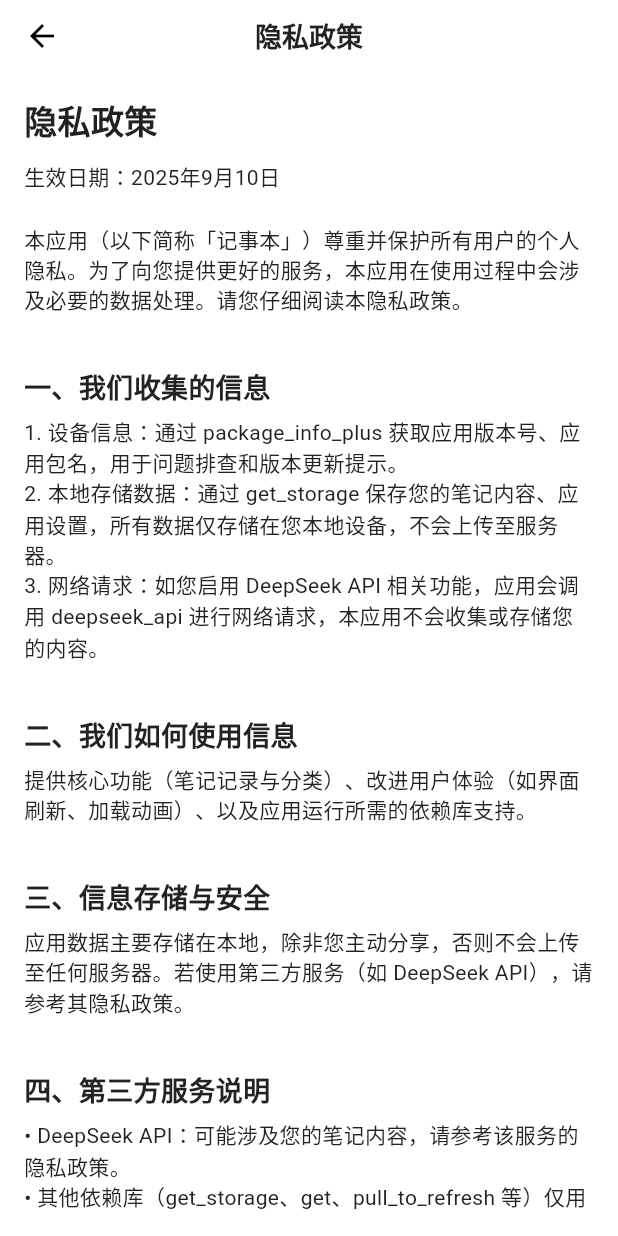
After one commit to Massterxvming/memo_for_ohos, a Flutter app: the SettingInfoPage screen opened directly, after a tap on "隐私政策", on a phone screen of 412 x 824 dp. The commit adds this screen. Run offline on Flutter 3.47's test engine with Material 3 defaults, Android fonts, the light colour scheme and no system bars; drawn by our look-alikes of pull_to_refresh; our stand-ins replace get, get_storage, package_info_plus; missing offline and left inert: deepseek_api; accounts and stored records are empty.

Commit message:
PrivacyPolicy

```diff
--- a/lib/pages/add_notes/add_note.dart
+++ b/lib/pages/add_notes/add_note.dart
@@ -1,12 +1,11 @@
 import 'dart:math';
+
+import 'package:deepseek_api/deepseek_api.dart';
+import 'package:memo_for_ohos/deepseek_client/deepseek_client.dart';
 
 import '../../common/common.dart';
 import 'dart:convert';
 import '../../storage_service/stoage_service.dart';
-
-class AddNoteLogic extends GetxController {
-  static AddNoteLogic? get logic => DependencyTool.capture(Get.find);
-}
 
 class AddNotePage extends StatefulWidget {
   const AddNotePage({super.key});
@@ -63,9 +62,21 @@ class _AddNotePageState extends State<AddNotePage> {
     return '${micros.toRadixString(16)}-${rand.toRadixString(16)}';
   }
 
+  //获得提示内容
+  Future<String> _deepSeekTopic(String content) async {
+    final response = await deepSeekClient.createChatCompletion(
+      ChatCompletionRequest(
+        model: 'deepseek-chat',
+        messages: [ChatMessage(role: 'user', content: content,),],
+        temperature: 0.7,
+        maxTokens: 100,
+      ),
+    );
+    return response.choices.first.message.content;
+  }
+
   @override
   Widget build(BuildContext context) {
-    Get.put(AddNoteLogic());
 
     return Scaffold(
       appBar: AppBar(
@@ -120,6 +131,9 @@ class _AddNotePageState extends State<AddNotePage> {
                     hintText: '请输入笔记内容',
                     border: InputBorder.none,
                   ),
+                  onChanged: (v){
+
+                  },
                 ),
               ),
             ],
--- /dev/null
+++ b/lib/pages/setting/privacy_policy.dart
@@ -0,0 +1,71 @@
+import 'package:flutter/material.dart';
+
+class PrivacyPolicyPage extends StatelessWidget {
+  const PrivacyPolicyPage({super.key});
+
+  @override
+  Widget build(BuildContext context) {
+    return Scaffold(
+      appBar: AppBar(
+        title: const Text("隐私政策"),
+      ),
+      body:Padding(
+        padding: EdgeInsets.all(16.0),
+        child: ListView(
+          children: const [
+            Text(
+              "隐私政策",
+              style: TextStyle(fontSize: 22, fontWeight: FontWeight.bold),
+            ),
+            SizedBox(height: 12),
+            Text("生效日期：2025年9月10日\n"),
+            Text(
+              "本应用（以下简称「记事本」）尊重并保护所有用户的个人隐私。为了向您提供更好的服务，本应用在使用过程中会涉及必要的数据处理。请您仔细阅读本隐私政策。\n",
+            ),
+
+            _sectionTitle("一、我们收集的信息"),
+            Text("1. 设备信息：通过 package_info_plus 获取应用版本号、应用包名，用于问题排查和版本更新提示。\n"
+                "2. 本地存储数据：通过 get_storage 保存您的笔记内容、应用设置，所有数据仅存储在您本地设备，不会上传至服务器。\n"
+                "3. 网络请求：如您启用 DeepSeek API 相关功能，应用会调用 deepseek_api 进行网络请求，本应用不会收集或存储您的内容。\n"),
+
+            _sectionTitle("二、我们如何使用信息"),
+            Text("提供核心功能（笔记记录与分类）、改进用户体验（如界面刷新、加载动画）、以及应用运行所需的依赖库支持。\n"),
+
+            _sectionTitle("三、信息存储与安全"),
+            Text("应用数据主要存储在本地，除非您主动分享，否则不会上传至任何服务器。若使用第三方服务（如 DeepSeek API），请参考其隐私政策。\n"),
+
+            _sectionTitle("四、第三方服务说明"),
+            Text("• DeepSeek API：可能涉及您的笔记内容，请参考该服务的隐私政策。\n"
+                "• 其他依赖库（get_storage、get、pull_to_refresh 等）仅用于功能实现，不涉及个人数据收集。\n"),
+
+            _sectionTitle("五、您的权利"),
+            Text("您可随时清空或删除笔记数据，卸载应用即可彻底清除所有本地存储数据。\n"),
+
+            _sectionTitle("六、变更"),
+            Text("我们可能会根据功能优化或法律法规要求更新隐私政策。更新后的隐私政策将在应用内或应用商店页面公示。\n"),
+
+            _sectionTitle("七、联系我们"),
+            Text("如您对本隐私政策有任何疑问或建议，请通过以下方式联系我们：\n"
+                "📧 邮箱：your_email@example.com\n"),
+          ],
+        ),
+      ),
+    );
+  }
+}
+
+class _sectionTitle extends StatelessWidget {
+  final String text;
+  const _sectionTitle(this.text);
+
+  @override
+  Widget build(BuildContext context) {
+    return Padding(
+      padding: const EdgeInsets.only(top: 16, bottom: 6),
+      child: Text(
+        text,
+        style: const TextStyle(fontSize: 18, fontWeight: FontWeight.bold),
+      ),
+    );
+  }
+}
--- a/lib/pages/setting/setting.dart
+++ b/lib/pages/setting/setting.dart
@@ -1 +1,2 @@
 export 'setting_info.dart';
+export 'privacy_policy.dart';
--- a/lib/pages/setting/setting_info.dart
+++ b/lib/pages/setting/setting_info.dart
@@ -1,4 +1,5 @@
 import 'package:memo_for_ohos/common/common.dart';
+import 'package:memo_for_ohos/pages/setting/privacy_policy.dart';
 import 'package:package_info_plus/package_info_plus.dart';
 
 class SettingInfoLogic extends GetxController {
@@ -61,6 +62,15 @@ class SettingInfoPage extends StatelessWidget {
               leading: const Icon(Icons.info_outline),
               onTap: () {},
             ),
+            ListTile(
+              title: const Text('隐私政策'),
+              subtitle: Text(
+                  '${logic.appName}  v${logic.version}'),
+              leading: const Icon(Icons.privacy_tip_outlined),
+              onTap: () {
+                Get.to(const PrivacyPolicyPage());
+              },
+            ),
             const Divider(),
             ListTile(
               title: const Text('主题设置'),
```
